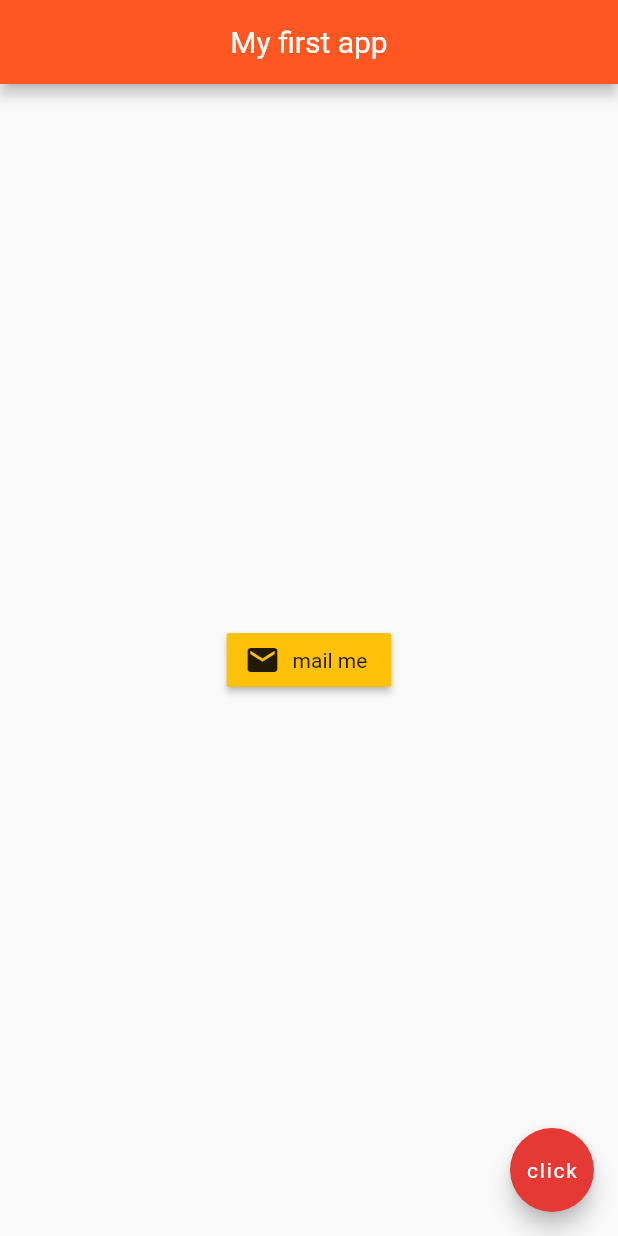
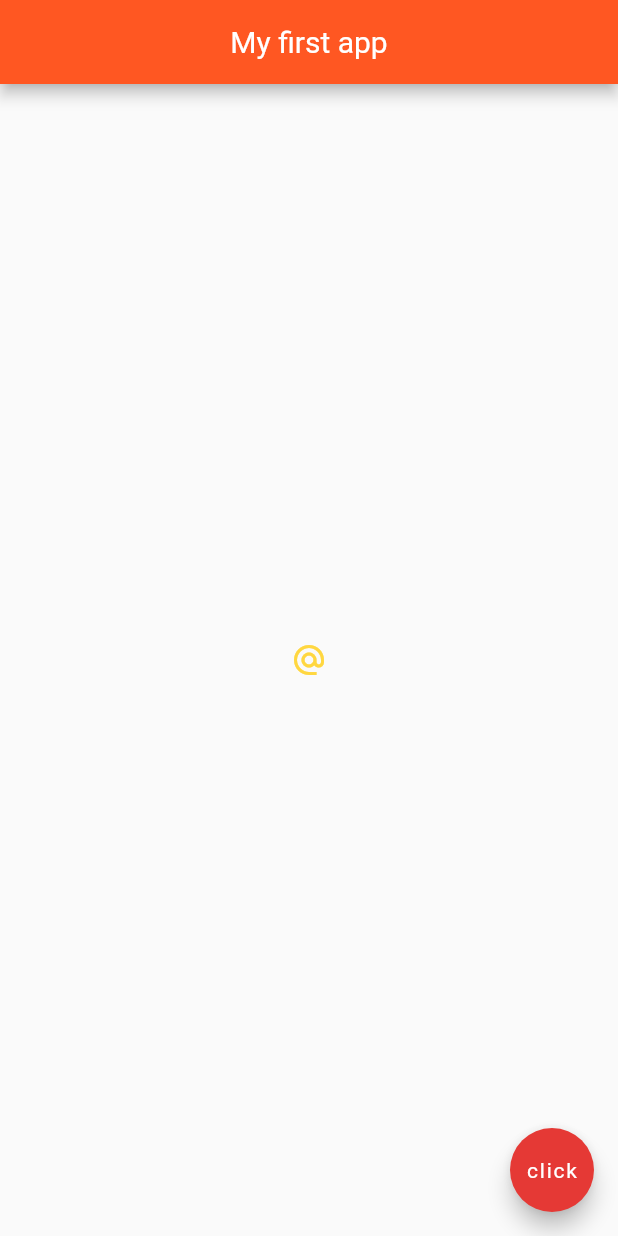
Before and after one commit to casprief/my_first_app, a Flutter app: the screen it shows after launch, on a phone screen of 412 x 824 dp. Run offline on Flutter 3.47's test engine with Material 2 defaults, Android fonts, the light colour scheme and no system bars.

Commit message:
IconButton implemented

```diff
--- a/lib/main.dart
+++ b/lib/main.dart
@@ -16,13 +16,12 @@ class Home extends StatelessWidget {
         backgroundColor: Colors.deepOrange,
       ),
       body: Center(
-        child:RaisedButton.icon(
-          onPressed: (){},
-          icon: Icon(
-            Icons.mail,
-          ),
-          label: Text('mail me'),
-          color: Colors.amber,
+        child: IconButton(
+          onPressed: (){
+            print('sending email');
+          },
+          icon: Icon(Icons.alternate_email),
+          color: Colors.amberAccent,
         )
       ),
       floatingActionButton: FloatingActionButton(
```
